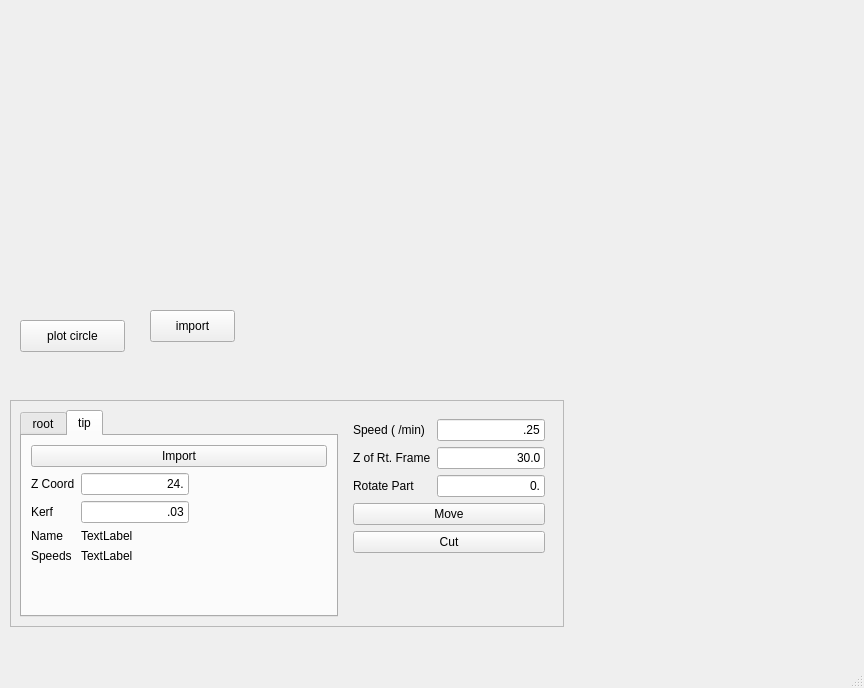
Qt form gui/mainwindow.ui (mschafer/foamcut) before a commit.
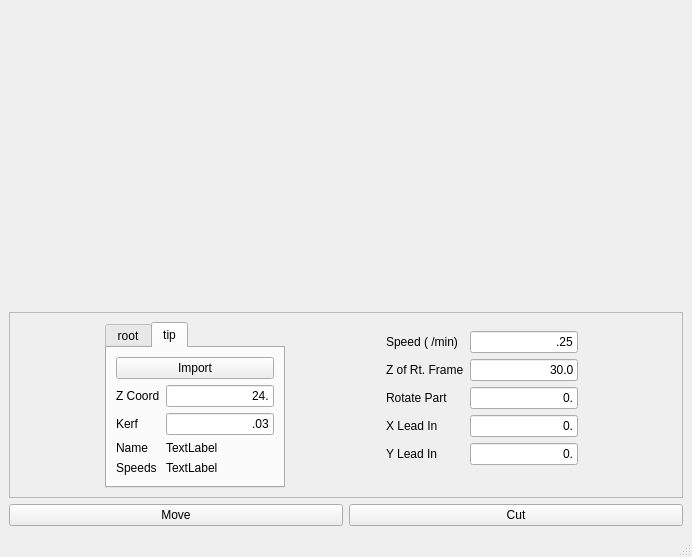
The same form after that commit. Custom widgets are drawn as their Qt base class.

```diff
--- a/gui/mainwindow.ui
+++ b/gui/mainwindow.ui
@@ -6,61 +6,35 @@
    <rect>
     <x>0</x>
     <y>0</y>
-    <width>864</width>
-    <height>688</height>
+    <width>692</width>
+    <height>557</height>
    </rect>
   </property>
+  <property name="sizePolicy">
+   <sizepolicy hsizetype="Preferred" vsizetype="Preferred">
+    <horstretch>0</horstretch>
+    <verstretch>0</verstretch>
+   </sizepolicy>
+  </property>
   <property name="windowTitle">
    <string>MainWindow</string>
   </property>
   <widget class="QWidget" name="centralwidget">
+   <layout class="QVBoxLayout" name="verticalLayout_3">
+    <item>
    <widget class="QCustomPlot" name="customPlot" native="true">
-    <property name="geometry">
-     <rect>
-      <x>12</x>
-      <y>12</y>
-      <width>700</width>
-      <height>281</height>
-     </rect>
-    </property>
-   </widget>
-   <widget class="QPushButton" name="pushButton">
-    <property name="geometry">
-     <rect>
-      <x>20</x>
-      <y>320</y>
-      <width>105</width>
-      <height>32</height>
-     </rect>
-    </property>
-    <property name="text">
-     <string>plot circle</string>
-    </property>
-   </widget>
-   <widget class="QPushButton" name="pushButton_2">
-    <property name="geometry">
-     <rect>
-      <x>150</x>
-      <y>310</y>
-      <width>85</width>
-      <height>32</height>
-     </rect>
-    </property>
-    <property name="text">
-     <string>import</string>
-    </property>
-   </widget>
+      <property name="sizePolicy">
+       <sizepolicy hsizetype="Preferred" vsizetype="MinimumExpanding">
+        <horstretch>0</horstretch>
+        <verstretch>0</verstretch>
+       </sizepolicy>
+      </property>
+     </widget>
+    </item>
+    <item>
    <widget class="QFrame" name="frame">
-    <property name="geometry">
-     <rect>
-      <x>10</x>
-      <y>400</y>
-      <width>554</width>
-      <height>227</height>
-     </rect>
-    </property>
     <property name="sizePolicy">
-     <sizepolicy hsizetype="MinimumExpanding" vsizetype="Preferred">
+       <sizepolicy hsizetype="Preferred" vsizetype="Maximum">
       <horstretch>0</horstretch>
       <verstretch>0</verstretch>
      </sizepolicy>
@@ -74,6 +48,12 @@
     <layout class="QHBoxLayout" name="horizontalLayout">
      <item>
       <widget class="QTabWidget" name="shapes_tab">
+         <property name="sizePolicy">
+          <sizepolicy hsizetype="Maximum" vsizetype="Preferred">
+           <horstretch>0</horstretch>
+           <verstretch>0</verstretch>
+          </sizepolicy>
+         </property>
        <property name="contextMenuPolicy">
         <enum>Qt::PreventContextMenu</enum>
        </property>
@@ -257,7 +237,7 @@
      <item>
       <widget class="QFrame" name="frame_2">
        <property name="sizePolicy">
-        <sizepolicy hsizetype="Fixed" vsizetype="Preferred">
+          <sizepolicy hsizetype="Maximum" vsizetype="Preferred">
          <horstretch>0</horstretch>
          <verstretch>0</verstretch>
         </sizepolicy>
@@ -310,35 +290,75 @@
           </property>
          </widget>
         </item>
-        <item row="3" column="0" colspan="2">
+          <item row="0" column="1">
+           <widget class="QLineEdit" name="speed_edit">
+            <property name="text">
+             <string>.25</string>
+            </property>
+            <property name="alignment">
+             <set>Qt::AlignRight|Qt::AlignTrailing|Qt::AlignVCenter</set>
+            </property>
+           </widget>
+          </item>
+          <item row="3" column="0">
+           <widget class="QLabel" name="label">
+            <property name="text">
+             <string>X Lead In</string>
+            </property>
+           </widget>
+          </item>
+          <item row="3" column="1">
+           <widget class="QLineEdit" name="xLeadIn_edit">
+            <property name="text">
+             <string>0.</string>
+            </property>
+            <property name="alignment">
+             <set>Qt::AlignRight|Qt::AlignTrailing|Qt::AlignVCenter</set>
+            </property>
+           </widget>
+          </item>
+          <item row="4" column="0">
+           <widget class="QLabel" name="label_2">
+            <property name="text">
+             <string>Y Lead In</string>
+            </property>
+           </widget>
+          </item>
+          <item row="4" column="1">
+           <widget class="QLineEdit" name="yLeadIn_edit">
+            <property name="text">
+             <string>0.</string>
+            </property>
+            <property name="alignment">
+             <set>Qt::AlignRight|Qt::AlignTrailing|Qt::AlignVCenter</set>
+            </property>
+           </widget>
+          </item>
+         </layout>
+        </widget>
+       </item>
+      </layout>
+     </widget>
+    </item>
+    <item>
+     <layout class="QHBoxLayout" name="horizontalLayout_2">
+      <item>
          <widget class="QPushButton" name="move_button">
           <property name="text">
            <string>Move</string>
           </property>
          </widget>
         </item>
-        <item row="4" column="0" colspan="2">
+      <item>
          <widget class="QPushButton" name="cut_button">
           <property name="text">
            <string>Cut</string>
           </property>
          </widget>
         </item>
-        <item row="0" column="1">
-         <widget class="QLineEdit" name="speed_edit">
-          <property name="text">
-           <string>.25</string>
-          </property>
-          <property name="alignment">
-           <set>Qt::AlignRight|Qt::AlignTrailing|Qt::AlignVCenter</set>
-          </property>
-         </widget>
-        </item>
-       </layout>
-      </widget>
-     </item>
-    </layout>
-   </widget>
+     </layout>
+    </item>
+   </layout>
   </widget>
   <widget class="QMenuBar" name="menubar">
    <property name="geometry">
```
Left out of the diff: 4 changed lines with no effect on the pictures. Lines whose indentation alone changed are shown as unchanged.
